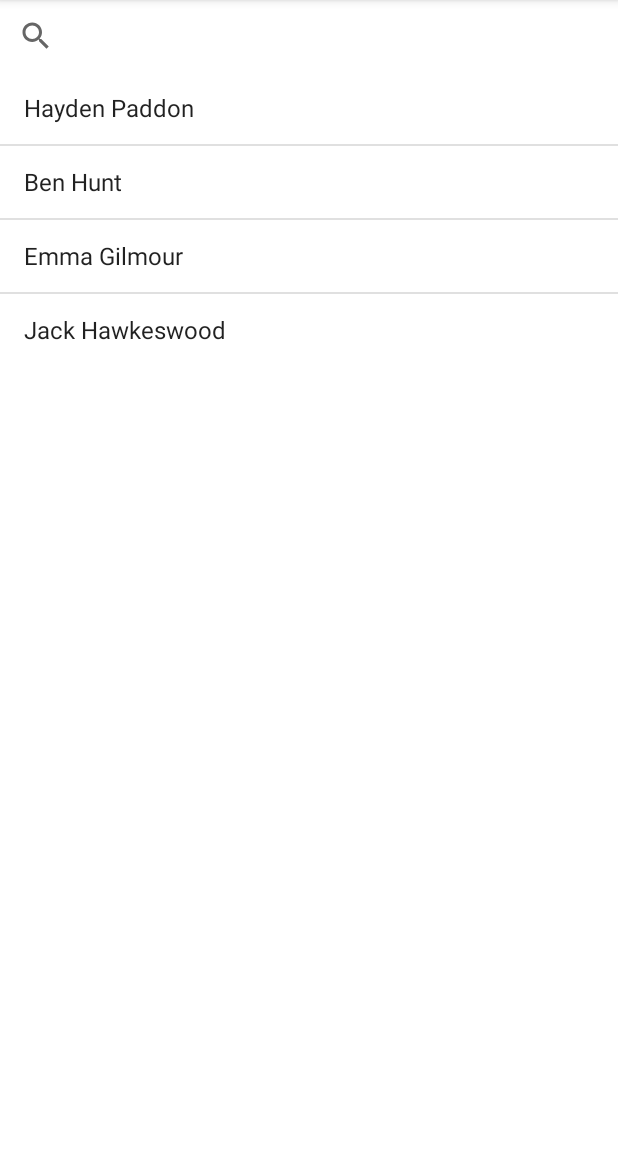
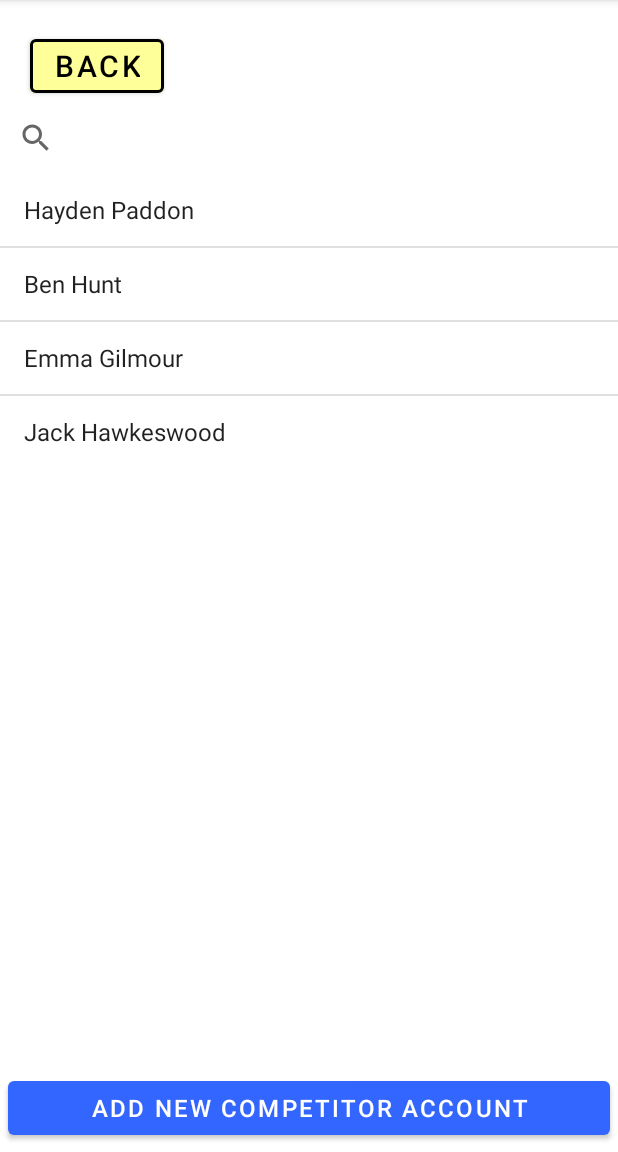
Before and after one commit to skmann1800/Rally-Time-Card-App, an Android app: the CompListActivity screen opened directly, with no data from a screen before it, on a phone screen of 412 x 824 dp, the part 84-1236 px from its top. Run offline under Robolectric (Android 15) with nearby library versions, the phone set to English and light mode, and no system bars.

Commit message:
Updated Update Competitor Login Page
Update the update button on the competitor login update page so that it is functional. Added some new buttons to competitor list page.

```diff
--- a/app/src/main/res/layout/activity_comp_list.xml
+++ b/app/src/main/res/layout/activity_comp_list.xml
@@ -1,5 +1,5 @@
 <?xml version="1.0" encoding="utf-8"?>
-<androidx.constraintlayout.widget.ConstraintLayout xmlns:android="http://schemas.android.com/apk/res/android"
+<RelativeLayout xmlns:android="http://schemas.android.com/apk/res/android"
     xmlns:app="http://schemas.android.com/apk/res-auto"
     xmlns:tools="http://schemas.android.com/tools"
     android:layout_width="match_parent"
@@ -9,18 +9,49 @@
     <LinearLayout
         android:layout_width="match_parent"
         android:layout_height="match_parent"
-        android:layout_weight="1"
         android:orientation="vertical">
+
+        <Button
+            android:id="@+id/CListBackButton"
+            android:layout_width="wrap_content"
+            android:layout_height="wrap_content"
+            android:layout_gravity="left"
+            android:layout_marginLeft="20dp"
+            android:layout_marginTop="20dp"
+            android:backgroundTint="@color/yellow"
+            android:onClick="back"
+            android:text="BACK"
+            android:textColor="@color/black"
+            android:textSize="20sp"
+            app:strokeColor="@color/black"
+            app:strokeWidth="2dp" />
 
         <SearchView
             android:id="@+id/CompSearchBar"
             android:layout_width="match_parent"
             android:layout_height="wrap_content"
-            android:queryHint="Search" />
+            android:queryHint="Search">
+
+        </SearchView>
 
         <ListView
             android:id="@+id/CompListView"
             android:layout_width="match_parent"
-            android:layout_height="wrap_content" />
+            android:layout_height="wrap_content">
+
+        </ListView>
+
     </LinearLayout>
-</androidx.constraintlayout.widget.ConstraintLayout>
+
+    <Button
+        android:id="@+id/AddCompButton"
+        android:layout_width="match_parent"
+        android:layout_height="wrap_content"
+        android:layout_alignParentBottom="true"
+        android:layout_marginStart="5dp"
+        android:layout_marginTop="5dp"
+        android:layout_marginEnd="5dp"
+        android:layout_marginBottom="5dp"
+        android:text="Add new Competitor Account"
+        android:textSize="16sp" />
+</RelativeLayout>
```
Also changed, not shown: app/src/main/java/com/example/rallytimingapp/activities/CompListActivity.java (+6 -2 lines), app/src/main/java/com/example/rallytimingapp/activities/UpdateCompActivity.java (renamed from app/src/main/java/com/example/rallytimingapp/activities/AdminCompActivity.java, +27 -56 lines), app/src/main/res/layout/activity_update_comp.xml (renamed from app/src/main/res/layout/activity_admin_comp.xml, +7 -6 lines).
